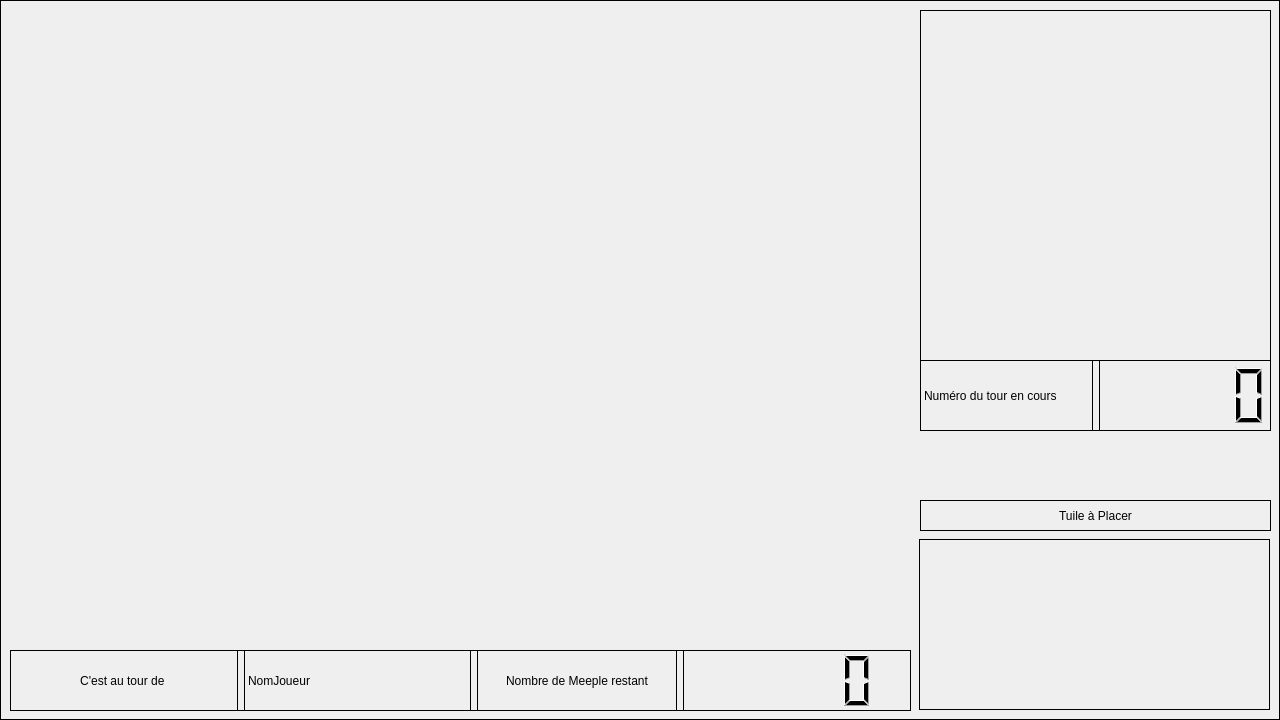
First picture: the form in src/vue/vuePartie.ui, repository ritmosky/Projet_LO21_Carcassonne, before the edit.
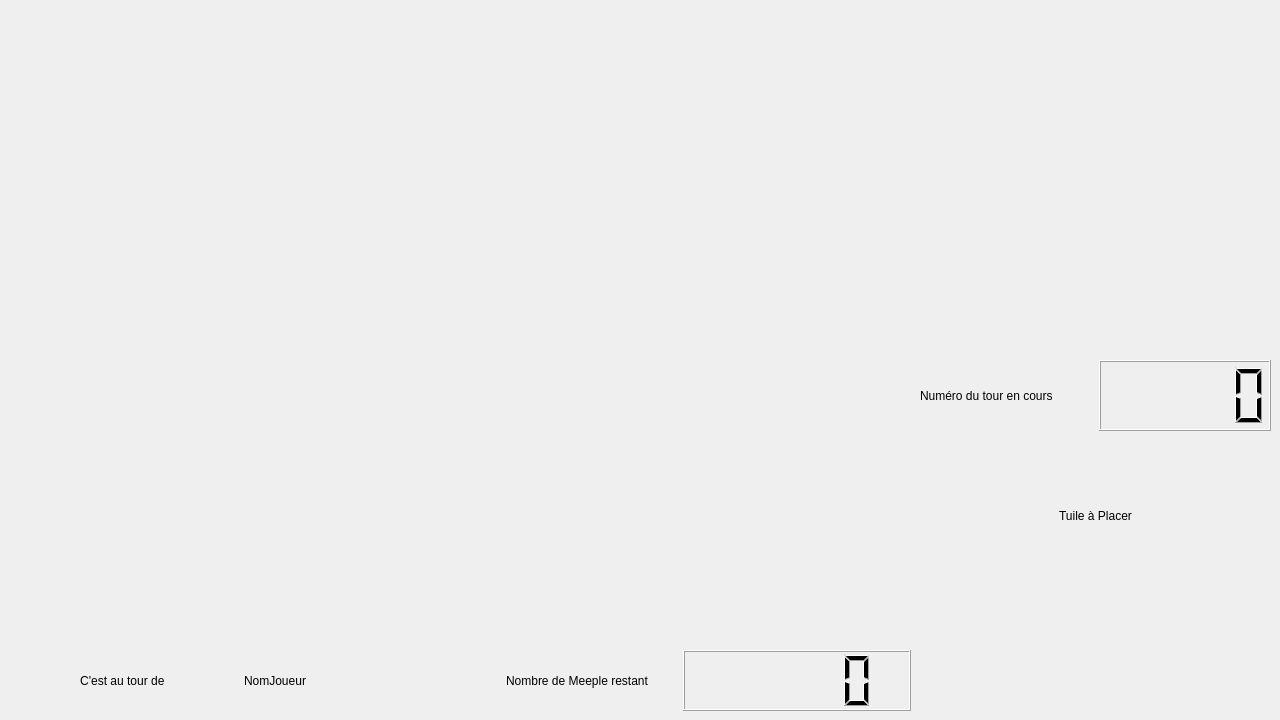
Second picture: the form after the edit.

What changed in the file:
```diff
--- a/src/vue/vuePartie.ui
+++ b/src/vue/vuePartie.ui
@@ -17,11 +17,6 @@
    <string notr="true"/>
   </property>
   <widget class="QWidget" name="centralwidget">
-   <property name="styleSheet">
-    <string notr="true">border-color: rgb(0, 0, 0);
-border-width : 1.2px;
-border-style:inset;</string>
-   </property>
    <widget class="QWidget" name="verticalLayoutWidget">
     <property name="geometry">
      <rect>
```
